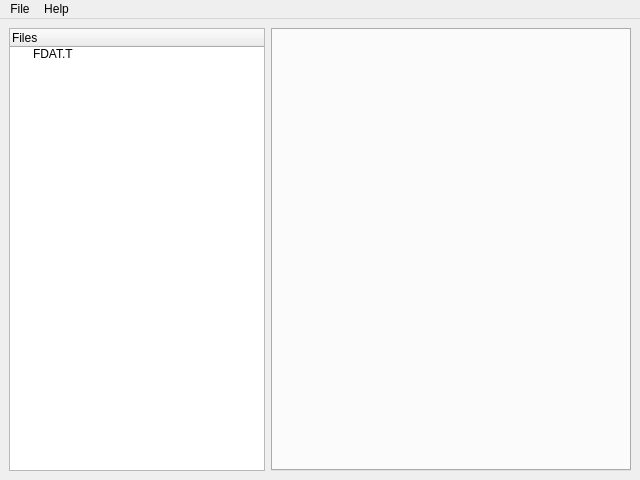
First picture: the form in Tools/KFModTool/mainwindow.ui, repository IvanDSM/KingsFieldRE, before the edit.
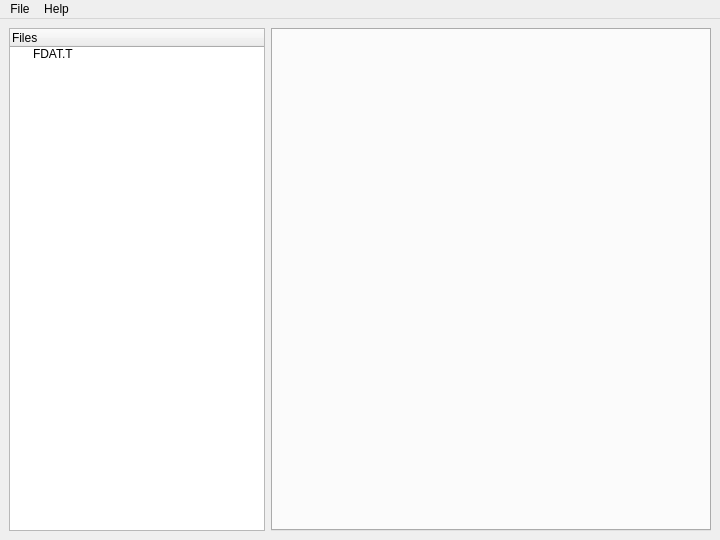
Second picture: the form after the edit. Icons and pictures are not drawn.

The edit to the form file:
```diff
--- a/Tools/KFModTool/mainwindow.ui
+++ b/Tools/KFModTool/mainwindow.ui
@@ -6,8 +6,8 @@
    <rect>
     <x>0</x>
     <y>0</y>
-    <width>640</width>
-    <height>480</height>
+    <width>720</width>
+    <height>540</height>
    </rect>
   </property>
   <property name="windowTitle">
@@ -59,7 +59,7 @@
     <rect>
      <x>0</x>
      <y>0</y>
-     <width>640</width>
+     <width>720</width>
      <height>19</height>
     </rect>
    </property>
```
Left out of the diff: 13 changed lines with no effect on the pictures.
